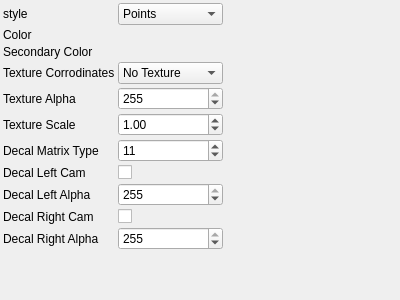
Qt form utils/3d/generated/draw3dParametersControlWidget.ui (PimenovAlexander/corecvs) before a commit.
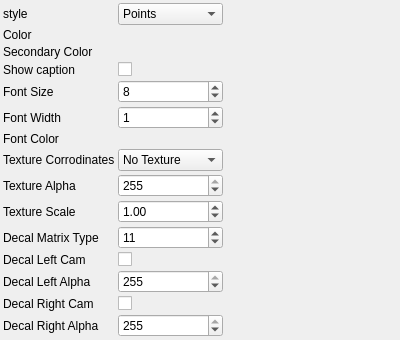
The same form after that commit. Custom widgets are drawn as their Qt base class.

What changed in the file:
```diff
--- a/utils/3d/generated/draw3dParametersControlWidget.ui
+++ b/utils/3d/generated/draw3dParametersControlWidget.ui
@@ -93,46 +93,28 @@
     <item row="3" column="0">
      <widget class="QLabel" name="label_3">
        <property name="text">
-         <string>Texture Corrodinates</string>
+         <string>Show caption</string>
        </property>
      </widget>
     </item>
     <item row="3" column="1">
-     <widget class="QComboBox" name="textureCorrodinatesComboBox">
-       <property name="currentIndex">
-         <number>0</number>
-       </property>
-       <item>
-        <property name="text">
-         <string>No Texture</string>
-        </property>
-       </item>
-       <item>
-        <property name="text">
-         <string>Auto Decide</string>
-        </property>
-       </item>
-       <item>
-        <property name="text">
-         <string>Force Texture</string>
-        </property>
-       </item>
+     <widget class="QCheckBox" name="showCaptionCheckBox">
        <property name="toolTip">
-         <string>Texture Corrodinates</string>
+         <string>Show caption</string>
        </property>
      </widget>
     </item>
     <item row="4" column="0">
      <widget class="QLabel" name="label_4">
        <property name="text">
-         <string>Texture Alpha</string>
+         <string>Font Size</string>
        </property>
      </widget>
     </item>
     <item row="4" column="1">
-     <widget class="QSpinBox" name="textureAlphaSpinBox">
+     <widget class="QSpinBox" name="fontSizeSpinBox">
        <property name="toolTip">
-         <string>Texture Alpha</string>
+         <string>Font Size</string>
        </property>
        <property name="minimum">
         <number>0</number>
@@ -144,87 +126,93 @@
         <number>1</number>
        </property>
        <property name="value">
-        <number>255</number>
+        <number>8</number>
        </property>
      </widget>
     </item>
     <item row="5" column="0">
      <widget class="QLabel" name="label_5">
        <property name="text">
-         <string>Texture Scale</string>
+         <string>Font Width</string>
        </property>
      </widget>
     </item>
     <item row="5" column="1">
-     <widget class="QDoubleSpinBox" name="textureScaleSpinBox">
+     <widget class="QSpinBox" name="fontWidthSpinBox">
        <property name="toolTip">
-         <string>Texture Scale</string>
+         <string>Font Width</string>
        </property>
        <property name="minimum">
-        <double>0</double>
+        <number>0</number>
        </property>
        <property name="maximum">
-        <double>2000</double>
+        <number>255</number>
        </property>
        <property name="singleStep">
-        <double>1</double>
+        <number>1</number>
        </property>
        <property name="value">
-        <double>1</double>
+        <number>1</number>
        </property>
      </widget>
     </item>
     <item row="6" column="0">
      <widget class="QLabel" name="label_6">
        <property name="text">
-         <string>Decal Matrix Type</string>
+         <string>Font Color</string>
        </property>
      </widget>
     </item>
     <item row="6" column="1">
-     <widget class="QSpinBox" name="decalMatrixTypeSpinBox">
+     <widget class="RgbColorParametersControlWidget" name="fontColorControlWidget">
        <property name="toolTip">
-         <string>Decal Matrix Type</string>
-       </property>
-       <property name="minimum">
-        <number>0</number>
-       </property>
-       <property name="maximum">
-        <number>19</number>
-       </property>
-       <property name="singleStep">
-        <number>1</number>
-       </property>
-       <property name="value">
-        <number>11</number>
+         <string>Font Color</string>
        </property>
      </widget>
     </item>
     <item row="7" column="0">
      <widget class="QLabel" name="label_7">
        <property name="text">
-         <string>Decal Left Cam</string>
+         <string>Texture Corrodinates</string>
        </property>
      </widget>
     </item>
     <item row="7" column="1">
-     <widget class="QCheckBox" name="decalLeftCamCheckBox">
+     <widget class="QComboBox" name="textureCorrodinatesComboBox">
+       <property name="currentIndex">
+         <number>0</number>
+       </property>
+       <item>
+        <property name="text">
+         <string>No Texture</string>
+        </property>
+       </item>
+       <item>
+        <property name="text">
+         <string>Auto Decide</string>
+        </property>
+       </item>
+       <item>
+        <property name="text">
+         <string>Force Texture</string>
+        </property>
+       </item>
        <property name="toolTip">
-         <string>Decal Left Cam</string>
+         <string>Texture Corrodinates</string>
        </property>
      </widget>
     </item>
     <item row="8" column="0">
      <widget class="QLabel" name="label_8">
        <property name="text">
-         <string>Decal Left Alpha</string>
+         <string>Texture Alpha</string>
        </property>
      </widget>
     </item>
     <item row="8" column="1">
-     <widget class="QSpinBox" name="decalLeftAlphaSpinBox">
+     <widget class="QSpinBox" name="textureAlphaSpinBox">
        <property name="toolTip">
-         <string>Decal Left Alpha</string>
+         <string>Texture Alpha</string>
        </property>
        <property name="minimum">
         <number>0</number>
@@ -243,25 +231,117 @@
     <item row="9" column="0">
      <widget class="QLabel" name="label_9">
        <property name="text">
-         <string>Decal Right Cam</string>
+         <string>Texture Scale</string>
        </property>
      </widget>
     </item>
     <item row="9" column="1">
-     <widget class="QCheckBox" name="decalRightCamCheckBox">
+     <widget class="QDoubleSpinBox" name="textureScaleSpinBox">
        <property name="toolTip">
-         <string>Decal Right Cam</string>
+         <string>Texture Scale</string>
+       </property>
+       <property name="minimum">
+        <double>0</double>
+       </property>
+       <property name="maximum">
+        <double>2000</double>
+       </property>
+       <property name="singleStep">
+        <double>1</double>
+       </property>
+       <property name="value">
+        <double>1</double>
        </property>
      </widget>
     </item>
     <item row="10" column="0">
      <widget class="QLabel" name="label_10">
        <property name="text">
-         <string>Decal Right Alpha</string>
+         <string>Decal Matrix Type</string>
        </property>
      </widget>
     </item>
     <item row="10" column="1">
+     <widget class="QSpinBox" name="decalMatrixTypeSpinBox">
+       <property name="toolTip">
+         <string>Decal Matrix Type</string>
+       </property>
+       <property name="minimum">
+        <number>0</number>
+       </property>
+       <property name="maximum">
+        <number>19</number>
+       </property>
+       <property name="singleStep">
+        <number>1</number>
+       </property>
+       <property name="value">
+        <number>11</number>
+       </property>
+     </widget>
+    </item>
+    <item row="11" column="0">
+     <widget class="QLabel" name="label_11">
+       <property name="text">
+         <string>Decal Left Cam</string>
+       </property>
+     </widget>
+    </item>
+    <item row="11" column="1">
+     <widget class="QCheckBox" name="decalLeftCamCheckBox">
+       <property name="toolTip">
+         <string>Decal Left Cam</string>
+       </property>
+     </widget>
+    </item>
+    <item row="12" column="0">
+     <widget class="QLabel" name="label_12">
+       <property name="text">
+         <string>Decal Left Alpha</string>
+       </property>
+     </widget>
+    </item>
+    <item row="12" column="1">
+     <widget class="QSpinBox" name="decalLeftAlphaSpinBox">
+       <property name="toolTip">
+         <string>Decal Left Alpha</string>
+       </property>
+       <property name="minimum">
+        <number>0</number>
+       </property>
+       <property name="maximum">
+        <number>255</number>
+       </property>
+       <property name="singleStep">
+        <number>1</number>
+       </property>
+       <property name="value">
+        <number>255</number>
+       </property>
+     </widget>
+    </item>
+    <item row="13" column="0">
+     <widget class="QLabel" name="label_13">
+       <property name="text">
+         <string>Decal Right Cam</string>
+       </property>
+     </widget>
+    </item>
+    <item row="13" column="1">
+     <widget class="QCheckBox" name="decalRightCamCheckBox">
+       <property name="toolTip">
+         <string>Decal Right Cam</string>
+       </property>
+     </widget>
+    </item>
+    <item row="14" column="0">
+     <widget class="QLabel" name="label_14">
+       <property name="text">
+         <string>Decal Right Alpha</string>
+       </property>
+     </widget>
+    </item>
+    <item row="14" column="1">
      <widget class="QSpinBox" name="decalRightAlphaSpinBox">
        <property name="toolTip">
          <string>Decal Right Alpha</string>
@@ -280,7 +360,7 @@
        </property>
      </widget>
     </item>
-   <item row="11" column="0">
+   <item row="15" column="0">
     <spacer name="verticalSpacer">
      <property name="orientation">
       <enum>Qt::Vertical</enum>
@@ -293,7 +373,7 @@
      </property>
     </spacer>
    </item>
-   <item row="11" column="2">
+   <item row="15" column="2">
     <spacer name="horizontalSpacer">
      <property name="orientation">
       <enum>Qt::Horizontal</enum>
@@ -394,5 +474,11 @@
    <header>rgbColorParametersControlWidget.h</header>
    <container>1</container>
   </customwidget>
+  <customwidget>
+   <class>RgbColorParametersControlWidget</class>
+   <extends>QWidget</extends>
+   <header>rgbColorParametersControlWidget.h</header>
+   <container>1</container>
+  </customwidget>
  </customwidgets>
 </ui>
```
Left out of the diff: 24 changed lines with no effect on the pictures.
